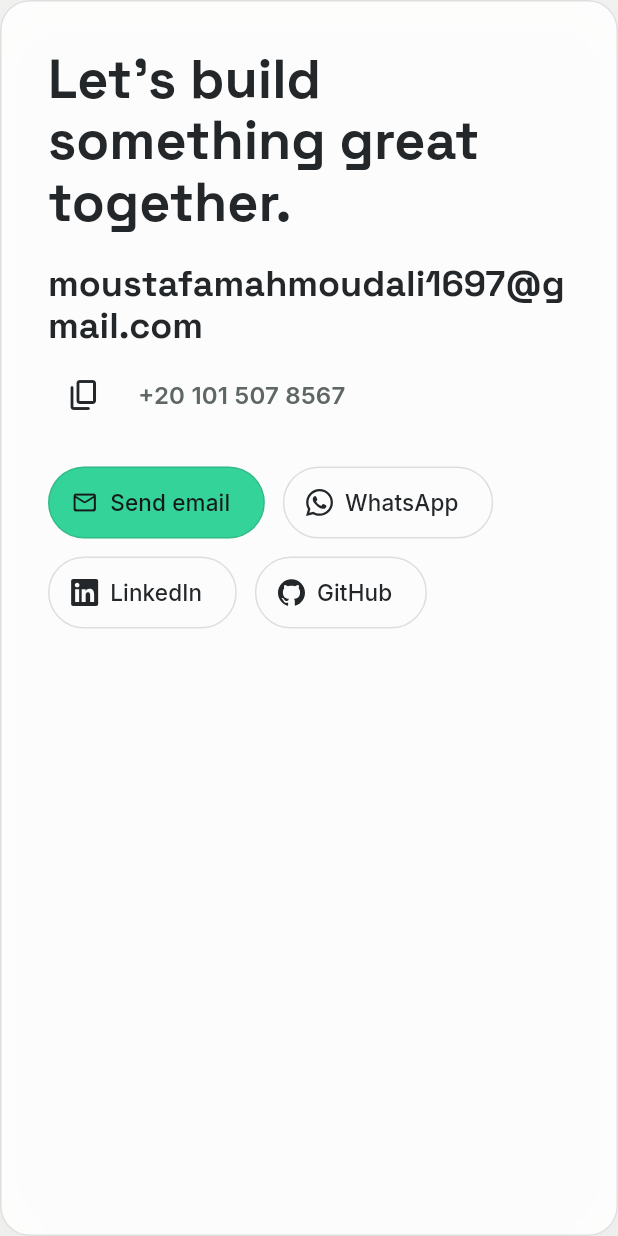
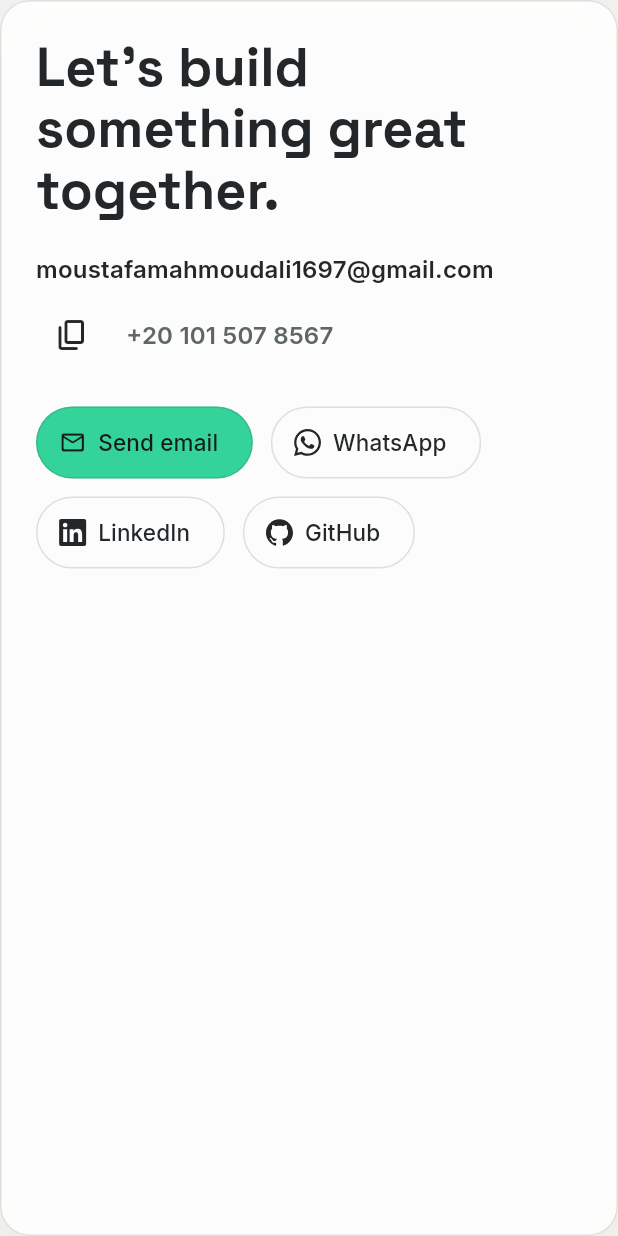
Before and after one commit to MostafaMahmoudAli/portofolio-, a Flutter app: the ContactBand widget shown alone on an empty page, opened directly, on a phone screen of 412 x 824 dp. Run offline on Flutter 3.47's test engine with Material 3 defaults, Android fonts, the phone set to English and light mode, and no system bars; our stand-ins replace flutter_animate, go_router, shared_preferences, video_player, visibility_detector, web; accounts and stored records are empty; network calls fail.

Commit message:
Phase 9
Verify all phases in headed Chrome across 12 width/theme/language combinations; recheck final responsive fixes. Analyzer clean, 268 tests pass, release web build succeeds. Trail lexical matches conflate contact/grid spacing, verification notes and resume history with older cautions; no palette, lazy-media, Hero, timer or unknown-route regression. Sustained pixel stability explicitly avoids pre-visibility snapshots. Missing owner media and build warnings are documented.

```diff
--- a/lib/presentation/pages/home_page.dart
+++ b/lib/presentation/pages/home_page.dart
@@ -129,8 +129,7 @@ class _HomePageState extends State<HomePage> {
   }
 
   void _scheduleSectionScroll() {
-    if (_sectionScrollScheduled ||
-        (_pendingSection == null && !_pendingTop)) {
+    if (_sectionScrollScheduled || (_pendingSection == null && !_pendingTop)) {
       return;
     }
     _sectionScrollScheduled = true;
--- a/lib/presentation/sections/skills_section.dart
+++ b/lib/presentation/sections/skills_section.dart
@@ -55,10 +55,11 @@ class _SkillsSectionState extends State<SkillsSection> {
               child: Row(
                 crossAxisAlignment: CrossAxisAlignment.start,
                 children: [
-                  for (var i = 0; i < row.length; i++) ...[
+                  for (var i = 0; i < columns; i++) ...[
                     if (i > 0) const SizedBox(width: 16),
                     Expanded(
-                      child: _SkillGroupCard(
+                      child: i < row.length
+                          ? _SkillGroupCard(
                               group: row[i],
                               expanded: _expanded.contains(row[i].title.en),
                               onToggle: () => setState(() {
@@ -66,7 +67,8 @@ class _SkillsSectionState extends State<SkillsSection> {
                                   _expanded.add(row[i].title.en);
                                 }
                               }),
-                      ),
+                            )
+                          : const SizedBox.shrink(),
                     ),
                   ],
                 ],
@@ -106,10 +108,7 @@ class _SkillGroupCard extends StatelessWidget {
         child: Column(
           crossAxisAlignment: CrossAxisAlignment.start,
           children: [
-            Text(
-              group.title.of(locale),
-              style: textTheme.titleLarge,
-            ),
+            Text(group.title.of(locale), style: textTheme.titleLarge),
             const SizedBox(height: 12),
             Wrap(
               spacing: 8,
--- a/lib/presentation/widgets/contact_band.dart
+++ b/lib/presentation/widgets/contact_band.dart
@@ -4,6 +4,7 @@ import 'package:flutter/services.dart';
 import '../../core/app_scope.dart';
 import '../../core/theme/app_colors.dart';
 import '../../core/utils/open_link.dart';
+import '../../core/utils/breakpoints.dart';
 import '../../l10n/app_localizations.dart';
 import 'brand_icon.dart';
 import 'glass_card.dart';
@@ -23,9 +24,12 @@ class ContactBand extends StatelessWidget {
     final textTheme = Theme.of(context).textTheme;
     final palette = AppPalette.of(context);
     final phone = profile.phone;
+    final compact = ScreenSize.of(context) == ScreenSize.phone;
 
-    return GlassCard(
-      padding: const EdgeInsetsDirectional.all(32),
+    return SizedBox(
+      width: double.infinity,
+      child: GlassCard(
+        padding: EdgeInsetsDirectional.all(compact ? 24 : 32),
         child: Column(
           crossAxisAlignment: CrossAxisAlignment.start,
           children: [
@@ -41,14 +45,17 @@ class ContactBand extends StatelessWidget {
               children: [
                 Text(
                   profile.email,
-                style: textTheme.headlineSmall?.copyWith(color: palette.text),
+                  textDirection: TextDirection.ltr,
+                  style:
+                      (compact
+                              ? textTheme.titleMedium
+                              : textTheme.headlineSmall)
+                          ?.copyWith(color: palette.text),
                 ),
                 IconButton(
                   tooltip: l10n.copyEmail,
                   onPressed: () async {
-                  await Clipboard.setData(
-                    ClipboardData(text: profile.email),
-                  );
+                    await Clipboard.setData(ClipboardData(text: profile.email));
                     if (!context.mounted) return;
                     ScaffoldMessenger.of(
                       context,
@@ -59,6 +66,7 @@ class ContactBand extends StatelessWidget {
                 if (phone != null && phone.isNotEmpty)
                   Text(
                     phone,
+                    textDirection: TextDirection.ltr,
                     style: textTheme.titleMedium?.copyWith(
                       color: palette.mutedText,
                     ),
@@ -96,6 +104,7 @@ class ContactBand extends StatelessWidget {
             ),
           ],
         ),
+      ),
     );
   }
 }
```
Also changed, not shown: 5 other files. Lines whose indentation alone changed are shown as unchanged.
